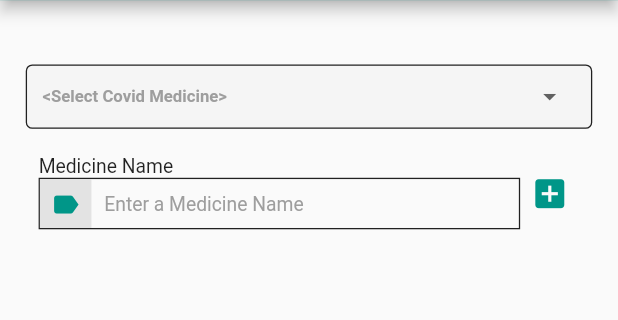
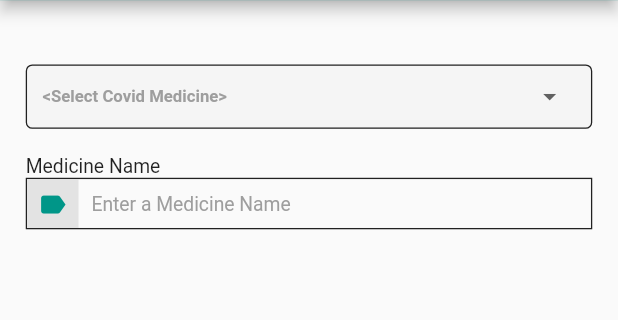
Before and after one commit to Jbcdevgit/Medicine-Checker, a Flutter app: the screen it shows after launch, after a tap on "Check Medicine", on a phone screen of 412 x 824 dp, the part 72-392 px from its top. Run offline on Flutter 3.47's test engine with Material 2 defaults, Android fonts, the phone set to English and light mode, and no system bars; our stand-ins replace responsive_framework; network calls fail.

Commit message:
working suggestion medicine's multiple actions

```diff
--- a/lib/constants/const_datas.dart
+++ b/lib/constants/const_datas.dart
@@ -1,5 +1,5 @@
 const List<Map<String, String>> medNames = [
-  { 'name': 'paracetamol', 'value': 'paracetamol' },
+  { 'name': 'Clozapine', 'value': 'clozapine' },
   { 'name': 'Monas', 'value': 'Monas' },
   { 'name': 'Monteir', 'value': 'Monteir' },
   { 'name': 'Tofen', 'value': 'Tofen' },
--- a/lib/screens/check_meds.dart
+++ b/lib/screens/check_meds.dart
@@ -4,8 +4,10 @@ import 'package:cov_meds/constants/translate_values.dart';
 import 'package:cov_meds/constants/values.dart';
 import 'package:cov_meds/services/medicine_service.dart';
 import 'package:cov_meds/widgets/check_meds/form_input_text_field.dart';
+import 'package:cov_meds/widgets/med_list_item.dart';
 import 'package:cov_meds/widgets/navbar_button.dart';
 import 'package:cov_meds/widgets/select_button.dart';
+import 'package:cov_meds/widgets/selected_med_item.dart';
 import 'package:flutter/material.dart';
 
 class CheckMedsScreen extends StatefulWidget {
@@ -15,15 +17,44 @@ class CheckMedsScreen extends StatefulWidget {
 }
 
 class _CheckMedsScreenState extends State<CheckMedsScreen> {
-  final _formKey = GlobalKey<FormState>();
   final medService = MedicineService();
-  static List medsList = [''];
+  final medNameController = TextEditingController();
+  List selectedMedsList = [];
+  List allMeds = [];
+  List filteredMeds = [];
   String? covMed;
 
   @override
-  void dispose() {
-    medsList = [''];
-    super.dispose();
+  void initState() {
+    super.initState();
+    getMedicineList();
+    medNameController.addListener(() => filterContacts());
+    medNameController.clear();
+  }
+
+  filterContacts() {
+    List _meds = [];
+    _meds.addAll(allMeds);
+    if (medNameController.text.isNotEmpty) {
+      _meds.retainWhere((usr) {
+        String searchTerm = medNameController.text.trim().toLowerCase();
+        String contactName = usr.toLowerCase();
+        return contactName.contains(searchTerm);
+      });
+
+      setState(() => filteredMeds = _meds);
+    } else {
+      setState(() => filteredMeds = []);
+    }
+  }
+
+  getMedicineList() async {
+    if(lang == 'en') {
+      allMeds = await medService.getAllMedsEN();
+    } else {
+      allMeds = await medService.getAllMedsJP();
+    }
+    return allMeds;
   }
 
   @override
@@ -33,14 +64,16 @@ class _CheckMedsScreenState extends State<CheckMedsScreen> {
         title: Text(tlValues[lang]['navbtns']['0']),
         actions: [
           NavbarButton(label: 'Submit', horizontalPadding: 30.0, onTap: () async {
-            if(_formKey.currentState!.validate()) {
+            if(selectedMedsList.isNotEmpty || covMed == null) {
               preventDoubleTap(context);
-              String result = await medService.checkMedContradictories(mainDrug: covMed, currentMeds: medsList);
+              String result = await medService.checkMedContradictories(mainDrug: covMed, currentMeds: selectedMedsList.toSet().toList());
               Navigator.pop(context);
               result = result.replaceAll('{', '');
               result = result.replaceAll('}', '');
               result = result.replaceAll(',', '\n');
               showAlertDialougue(context, title: 'Search Result',  content: result);
+            } else {
+              showAlertDialougue(context, title: 'Error Input', content: 'Please select a covid medicine and the current medicine you are taking.');
             }
           }),
         ],
@@ -48,8 +81,6 @@ class _CheckMedsScreenState extends State<CheckMedsScreen> {
       body: Padding(
         padding: const EdgeInsets.symmetric(horizontal: 20.0, vertical: 50.0),
         child: SingleChildScrollView(
-          child: Form(
-            key: _formKey,
           child: Column(
             crossAxisAlignment: CrossAxisAlignment.start,
             children: [
@@ -64,91 +95,36 @@ class _CheckMedsScreenState extends State<CheckMedsScreen> {
                   setState(() => covMed = value);
                 },
               ),
-                ...getMedInputItems(),
+              const SizedBox(height: 20.0,),
+              FormInputTextField(
+                label: tlValues[lang]['checkMedicine']['inputFields']['0']['label'],
+                controller: medNameController,
+                hintText: tlValues[lang]['checkMedicine']['inputFields']['0']['hintText'],
+              ),
+              for(var medicine in filteredMeds) MedListItem(
+                name: medicine,
+                onTap: () {
+                  setState(() {
+                    selectedMedsList.add(medicine);
+                    medNameController.clear();
+                    filteredMeds = [];
+                  });
+                }
+              ),
+              const SizedBox(height: 10.0,),
+              Wrap(
+                children: [
+                  for(var sItems in selectedMedsList) SelectedMedItem(name: sItems, onTap: () {
+                    setState(() {
+                      selectedMedsList = selectedMedsList.where((el) => el != sItems).toList();
+                    });
+                  }),
                 ],
               ),
+            ],
           ),
         ),
       ),
     );
   }
-
-  List<Widget> getMedInputItems(){
-    List<Widget> medTextFields = [];
-    for(int i = 0; i < medsList.length; i++){
-      medTextFields.add(
-        Padding(
-          padding: const EdgeInsets.symmetric(vertical: 20.0, horizontal: 10.0),
-          child: Row(
-            crossAxisAlignment: CrossAxisAlignment.start,
-            children: [
-              Expanded(child: MedicineTextField(i)),
-              _addRemoveButton(i == medsList.length-1, i),
-            ],
-          ),
-        )
-      );
 }
-    return medTextFields;
-  }
-
-  Widget _addRemoveButton(bool add, int index){
-    return InkWell(
-      onTap: (){
-        if(add){
-          medsList.insert(medsList.length, '');
-        }
-        else {
-          medsList.removeAt(index);
-        }
-        setState(() => medsList = medsList);
-      },
-      child: Container(
-        padding: const EdgeInsets.symmetric(horizontal: 8.0, vertical: 15.0),
-        child: Icon((add) ? Icons.add_box : Icons.remove_circle, color: primaryColor, size: 30,),
-      ),
-    );
-  }
-}
-
-class MedicineTextField extends StatefulWidget {
-  final int index;
-  const MedicineTextField(this.index, {Key? key}) : super(key: key);
-  @override
-  _MedicineTextFieldState createState() => _MedicineTextFieldState();
-}
-
-class _MedicineTextFieldState extends State<MedicineTextField> {
-  final medTitle = TextEditingController();
-
-  @override
-  void dispose() {
-    medTitle.dispose();
-    super.dispose();
-  }
-
-  @override
-  Widget build(BuildContext context) {
-    WidgetsBinding.instance!.addPostFrameCallback((_) {
-      medTitle.text = _CheckMedsScreenState.medsList[widget.index];
-    });
-    return Column(
-      children: [
-        FormInputTextField(
-          label: tlValues[lang]['checkMedicine']['inputFields']['0']['label'],
-          controller: medTitle,
-          hintText: tlValues[lang]['checkMedicine']['inputFields']['0']['hintText'],
-          onChanged: (v) => _CheckMedsScreenState.medsList[widget.index] = v,
-          validator: (value) {
-            if (value!.trim().isEmpty) {
-              return tlValues[lang]['checkMedicine']['inputFields']['0']['errorEmpty'];
-            } else if(value.length > 15) {
-              return tlValues[lang]['checkMedicine']['inputFields']['0']['errorCharLimit'];
-            }
-            return null;
-          },
-        ),
-      ],
-    );
-  }
-}
--- a/lib/services/medicine_service.dart
+++ b/lib/services/medicine_service.dart
@@ -1,3 +1,4 @@
+import 'dart:convert';
 import 'package:http/http.dart' as http;
 
 class MedicineService {
@@ -20,4 +21,22 @@ class MedicineService {
       return 'Something went wrong. Please try again later.';
     }
   }
+
+  Future getAllMedsJP() async {
+    try {
+      var res = await http.get(Uri.parse('$serverIP/covid-drug-jp/all'));
+      return json.decode(res.body);
+    } catch (e) {
+      return [];
+    }
+  }
+
+  Future getAllMedsEN() async {
+    try {
+      var res = await http.get(Uri.parse('$serverIP/covid-drug/all'));
+      return json.decode(res.body);
+    } catch (e) {
+      return [];
+    }
+  }
 }
--- a/pubspec.yaml
+++ b/pubspec.yaml
@@ -11,7 +11,7 @@ dependencies:
   flutter:
     sdk: flutter
 
-  responsive_framework: ^0.1.9
+  responsive_framework: ^0.2.0
   http: ^0.13.5
 
 dev_dependencies:
```
Also changed, not shown: lib/constants/values.dart (+9 -0 lines), lib/widgets/med_list_item.dart (added, +25 -0 lines), lib/widgets/selected_med_item.dart (added, +25 -0 lines), pubspec.lock. Lines whose indentation alone changed are shown as unchanged.
